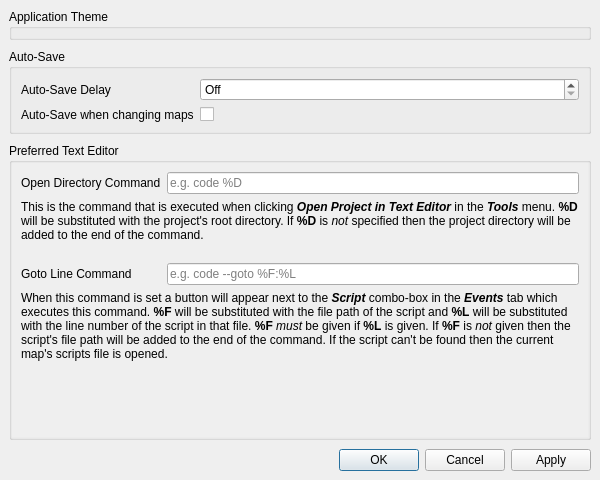
Before: the Qt Designer form forms/preferenceeditor.ui in huderlem/porymap, drawn with Qt 5.
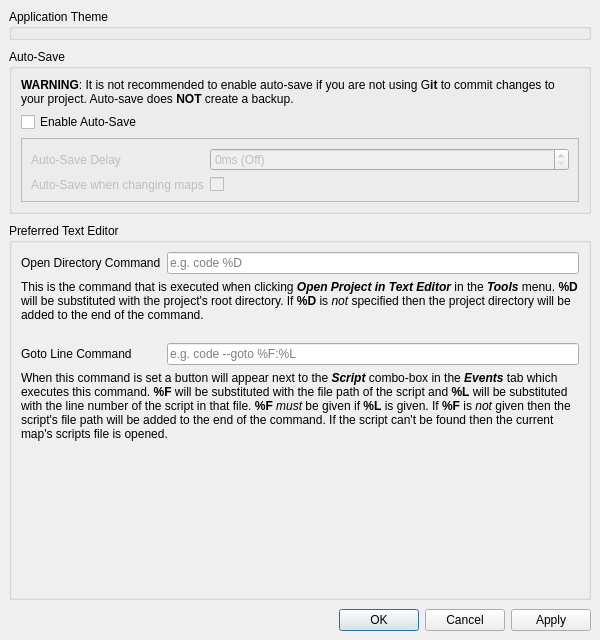
After: the same form once the commit is applied.

Commit message: Improve ui of PreferenceEditor for auto-save options

Patch:
```diff
--- a/forms/preferenceeditor.ui
+++ b/forms/preferenceeditor.ui
@@ -7,7 +7,7 @@
     <x>0</x>
     <y>0</y>
     <width>600</width>
-    <height>480</height>
+    <height>640</height>
    </rect>
   </property>
   <property name="windowTitle">
@@ -36,7 +36,74 @@
       <property name="title">
        <string>Auto-Save</string>
       </property>
-      <layout class="QGridLayout" name="gridLayout_3">
+      <layout class="QVBoxLayout" name="verticalLayout_2">
+       <item>
+        <widget class="QLabel" name="label_AutoSaveWarning">
+         <property name="text">
+          <string>&lt;html&gt;&lt;head/&gt;&lt;body&gt;&lt;p&gt;&lt;span style=&quot; font-weight:600;&quot;&gt;WARNING&lt;/span&gt;: It is not recommended to enable auto-save if you are not using G&lt;span style=&quot; font-weight:600;&quot;&gt;it&lt;/span&gt; to commit changes to your project. Auto-save does &lt;span style=&quot; font-weight:600;&quot;&gt;NOT&lt;/span&gt; create a backup.&lt;/p&gt;&lt;/body&gt;&lt;/html&gt;</string>
+         </property>
+         <property name="wordWrap">
+          <bool>true</bool>
+         </property>
+        </widget>
+       </item>
+       <item>
+        <widget class="QCheckBox" name="checkBox_AutoSaveEnabled">
+         <property name="text">
+          <string>Enable Auto-Save</string>
+         </property>
+        </widget>
+       </item>
+       <item>
+        <widget class="QFrame" name="frame_AutoSaveOptions">
+         <property name="enabled">
+          <bool>false</bool>
+         </property>
+         <property name="minimumSize">
+          <size>
+           <width>0</width>
+           <height>0</height>
+          </size>
+         </property>
+         <property name="frameShape">
+          <enum>QFrame::StyledPanel</enum>
+         </property>
+         <property name="frameShadow">
+          <enum>QFrame::Raised</enum>
+         </property>
+         <layout class="QGridLayout" name="gridLayout_4">
+          <property name="leftMargin">
+           <number>9</number>
+          </property>
+          <property name="topMargin">
+           <number>9</number>
+          </property>
+          <property name="rightMargin">
+           <number>9</number>
+          </property>
+          <property name="bottomMargin">
+           <number>9</number>
+          </property>
+          <item row="1" column="0">
+           <widget class="QLabel" name="label_AutoSaveOnMapChange">
+            <property name="toolTip">
+             <string>&lt;html&gt;&lt;head/&gt;&lt;body&gt;&lt;p&gt;When enabled, maps will be saved when switching to a different map in the editor.&lt;/p&gt;&lt;/body&gt;&lt;/html&gt;</string>
+            </property>
+            <property name="text">
+             <string>Auto-Save when changing maps</string>
+            </property>
+           </widget>
+          </item>
+          <item row="0" column="0">
+           <widget class="QLabel" name="label_AutoSaveDelay">
+            <property name="toolTip">
+             <string>&lt;html&gt;&lt;head/&gt;&lt;body&gt;&lt;p&gt;Controls the amount of time (in milliseconds) to wait before saving a dirty map.&lt;/p&gt;&lt;/body&gt;&lt;/html&gt;</string>
+            </property>
+            <property name="text">
+             <string>Auto-Save Delay</string>
+            </property>
+           </widget>
+          </item>
        <item row="0" column="1">
         <widget class="QSpinBox" name="spinBox_AutoSaveDelay">
          <property name="sizePolicy">
@@ -49,7 +116,7 @@
           <enum>QAbstractSpinBox::UpDownArrows</enum>
          </property>
          <property name="specialValueText">
-          <string>Off</string>
+             <string>0ms (Off)</string>
          </property>
          <property name="accelerated">
           <bool>true</bool>
@@ -77,13 +144,6 @@
          </property>
         </widget>
        </item>
-       <item row="0" column="0">
-        <widget class="QLabel" name="label_AutoSaveDelay">
-         <property name="text">
-          <string>Auto-Save Delay</string>
-         </property>
-        </widget>
-       </item>
        <item row="1" column="1">
         <widget class="QCheckBox" name="checkBox_AutoSaveOnMapChange">
          <property name="layoutDirection">
@@ -94,11 +154,7 @@
          </property>
         </widget>
        </item>
-       <item row="1" column="0">
-        <widget class="QLabel" name="label_AutoSaveOnMapChange">
-         <property name="text">
-          <string>Auto-Save when changing maps</string>
-         </property>
+         </layout>
         </widget>
        </item>
       </layout>
@@ -138,8 +194,8 @@
            <rect>
             <x>0</x>
             <y>0</y>
-            <width>570</width>
-            <height>307</height>
+            <width>582</width>
+            <height>338</height>
            </rect>
           </property>
           <layout class="QGridLayout" name="gridLayout_2">
```
Left out of the diff: 25 changed lines with no effect on the pictures. Lines whose indentation alone changed are shown as unchanged. The commit also changes 4 other files.
